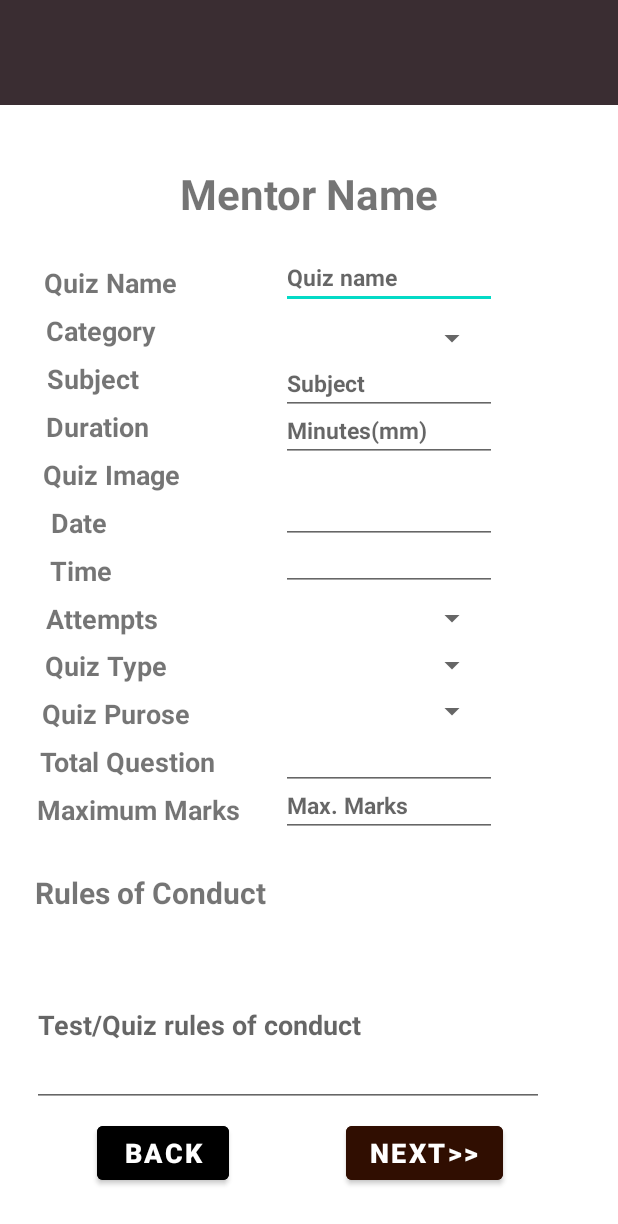
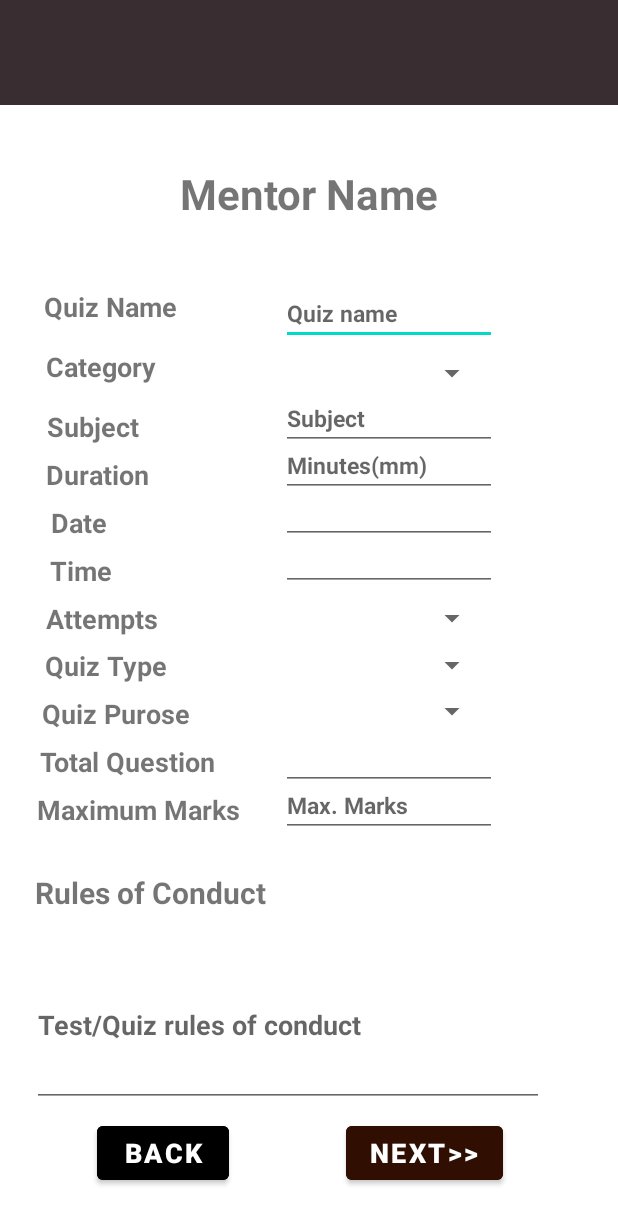
Before and after one commit to neeraj968983/QuizzellApp, an Android app: the layout activity_quiz_creation_info.xml on its own in the app's theme, with its tools: preview values and no code run, on a phone screen of 412 x 824 dp. Shown: the top 1224 px of the screen. Run offline under Robolectric (Android 15) with nearby library versions, the phone set to English and light mode, and no system bars; Roboto replaces fonts that are not available here.

Commit message:
all files

```diff
--- a/app/src/main/java/com/example/quizellapp/QuizInfoDatabase.kt
+++ b/app/src/main/java/com/example/quizellapp/QuizInfoDatabase.kt
@@ -76,13 +76,13 @@ class QuizInfoDatabase(context: Context) : SQLiteOpenHelper(context, databaseNam
         db.close()
     }
 
-    fun quizNameList():Array<String>{
+    fun quizNameList(): ArrayList<String> {
         var i = 0
-        var array = Array<String>(10){""}
+        var array = arrayListOf<String>()
         var db = this.readableDatabase
         var cursor = db.query(tableName,null,null,null,null,null,null)
         while (cursor.moveToNext()){
-            array[i] = cursor.getString(2)
+            array.add(cursor.getString(2))
             i++
         }
         return array
--- a/app/src/main/java/com/example/quizellapp/StudentHomePage.kt
+++ b/app/src/main/java/com/example/quizellapp/StudentHomePage.kt
@@ -29,7 +29,7 @@ class StudentHomePage : AppCompatActivity() {
         System.out.println("A = $a\n B = $b\n C = $c\n D = $d")
         var User_Name = (a.toString() + " " + b.toString())
 
-        var quizNames:Array<String> = quizInfoDatabase.quizNameList()
+        var quizNames = quizInfoDatabase.quizNameList()
 
         var drawerLayout : DrawerLayout = findViewById(R.id.drawerLayout)
         var navView : NavigationView = findViewById(R.id.nav_view)
--- a/app/src/main/res/layout/activity_quiz_creation_info.xml
+++ b/app/src/main/res/layout/activity_quiz_creation_info.xml
@@ -44,7 +44,7 @@
         app:layout_constraintHorizontal_bias="0.09"
         app:layout_constraintStart_toStartOf="parent"
         app:layout_constraintTop_toTopOf="parent"
-        app:layout_constraintVertical_bias="0.22" />
+        app:layout_constraintVertical_bias="0.24" />
 
     <TextView
         android:id="@+id/textView3"
@@ -54,7 +54,7 @@
         android:textSize="18sp"
         android:textStyle="bold"
         app:layout_constraintHorizontal_bias="0.09"
-        app:layout_constraintVertical_bias="0.26"
+        app:layout_constraintVertical_bias="0.29"
         tools:layout_editor_absoluteX="219dp"
         tools:layout_editor_absoluteY="177dp"
         app:layout_constraintBottom_toBottomOf="parent"
@@ -71,7 +71,7 @@
         android:textSize="18sp"
         android:textStyle="bold"
         app:layout_constraintHorizontal_bias="0.09"
-        app:layout_constraintVertical_bias="0.3"
+        app:layout_constraintVertical_bias="0.34"
         tools:layout_editor_absoluteX="112dp"
         tools:layout_editor_absoluteY="489dp"
         app:layout_constraintBottom_toBottomOf="parent"
@@ -87,7 +87,7 @@
         android:textSize="18sp"
         android:textStyle="bold"
         app:layout_constraintHorizontal_bias="0.09"
-        app:layout_constraintVertical_bias="0.34"
+        app:layout_constraintVertical_bias="0.38"
         tools:layout_editor_absoluteX="207dp"
         tools:layout_editor_absoluteY="291dp"
         app:layout_constraintBottom_toBottomOf="parent"
@@ -95,21 +95,7 @@
         app:layout_constraintStart_toStartOf="parent"
         app:layout_constraintTop_toTopOf="parent"/>
 
-    <TextView
-        android:id="@+id/textView23"
-        android:layout_width="wrap_content"
-        android:layout_height="wrap_content"
-        android:text="Quiz Image"
-        android:textSize="18sp"
-        android:textStyle="bold"
-        app:layout_constraintHorizontal_bias="0.09"
-        app:layout_constraintVertical_bias="0.38"
-        tools:layout_editor_absoluteX="219dp"
-        tools:layout_editor_absoluteY="542dp"
-        app:layout_constraintBottom_toBottomOf="parent"
-        app:layout_constraintEnd_toEndOf="parent"
-        app:layout_constraintStart_toStartOf="parent"
-        app:layout_constraintTop_toTopOf="parent"/>
+
 
     <TextView
         android:id="@+id/textView24"
@@ -249,7 +235,7 @@
         android:textSize="15sp"
         android:textStyle="bold"
         app:layout_constraintHorizontal_bias="0.7"
-        app:layout_constraintVertical_bias="0.21"
+        app:layout_constraintVertical_bias="0.24"
         tools:layout_editor_absoluteX="74dp"
         tools:layout_editor_absoluteY="438dp"
         app:layout_constraintBottom_toBottomOf="parent"
@@ -267,7 +253,7 @@
         android:textSize="15sp"
         android:textStyle="bold"
         app:layout_constraintHorizontal_bias="0.7"
-        app:layout_constraintVertical_bias="0.3"
+        app:layout_constraintVertical_bias="0.33"
         tools:layout_editor_absoluteX="74dp"
         tools:layout_editor_absoluteY="438dp"
         app:layout_constraintBottom_toBottomOf="parent"
@@ -284,7 +270,7 @@
         app:layout_constraintHorizontal_bias="0.7"
         app:layout_constraintStart_toStartOf="parent"
         app:layout_constraintTop_toTopOf="parent"
-        app:layout_constraintVertical_bias="0.26" />
+        app:layout_constraintVertical_bias="0.29" />
 
     <EditText
         android:id="@+id/Duration"
@@ -296,7 +282,7 @@
         android:textSize="15sp"
         android:textStyle="bold"
         app:layout_constraintHorizontal_bias="0.7"
-        app:layout_constraintVertical_bias="0.34"
+        app:layout_constraintVertical_bias="0.37"
         tools:layout_editor_absoluteX="74dp"
         tools:layout_editor_absoluteY="438dp"
         app:layout_constraintBottom_toBottomOf="parent"
```
Also changed, not shown: app/src/main/res/layout/activity_quiz_test_page.xml (+4 -4 lines).
